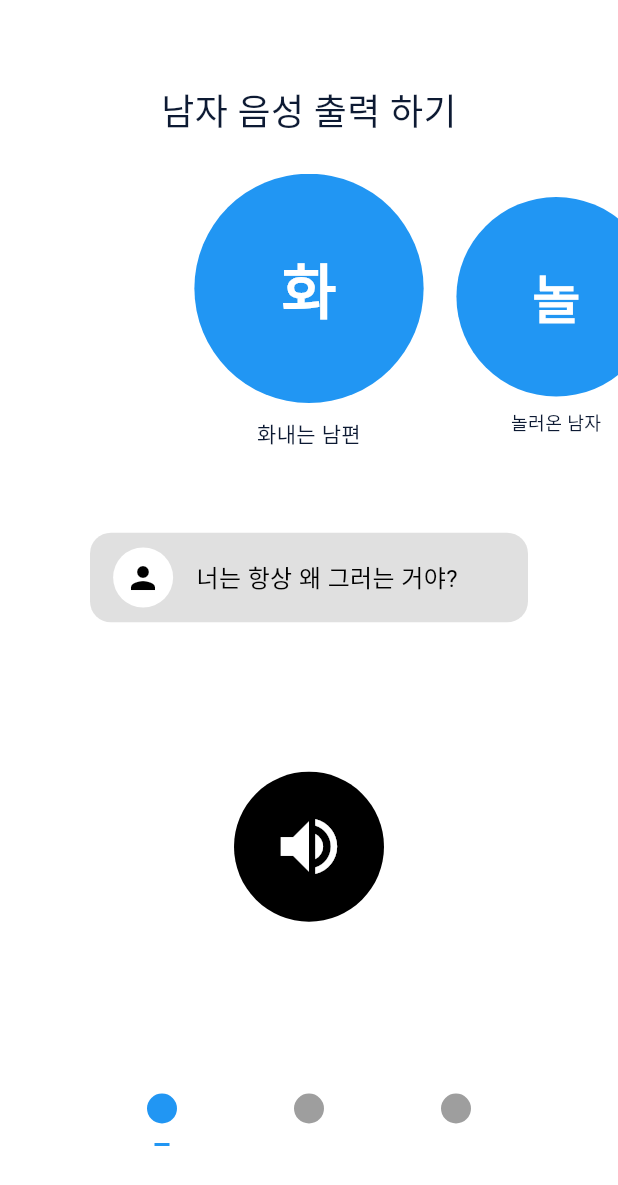
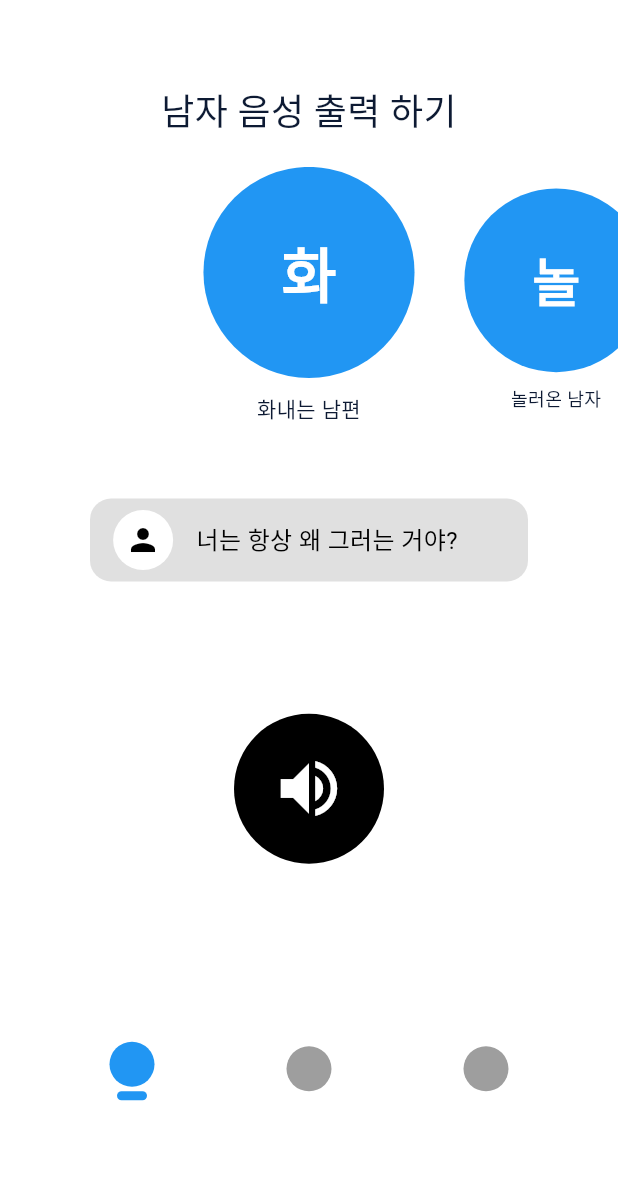
Before and after one commit to blueberry-team/blueberry_voice, a Flutter app: the TopScreen screen opened by its route, on a phone screen of 412 x 824 dp. Shown: the top 1185 px of the screen. Run offline on Flutter 3.47's test engine with Material 3 defaults, Android fonts, the phone set to English and light mode, and no system bars; drawn by our look-alikes of carousel_slider; our stand-ins replace cloud_firestore, firebase_auth, firebase_core, firebase_crashlytics, firebase_messaging, flutter_cache_manager and 14 more; missing offline and left inert: flutter_custom_page_steps_indication; accounts and stored records are empty; generated files the repository leaves out were written again.

Commit message:
bottombar에 InkWell추가 (#12)

```diff
--- a/lib/core/TopScreen.dart
+++ b/lib/core/TopScreen.dart
@@ -63,25 +63,38 @@ class CustomBottomNavigationBar extends StatelessWidget {
       child: Row(
         mainAxisAlignment: MainAxisAlignment.spaceEvenly,
         children: List.generate(3, (index) {
-          return GestureDetector(
+          return Material(
+            color: Colors.transparent,
+            child: InkWell(
               onTap: () => onPageChanged(index),
+              customBorder: const CircleBorder(),
               child: Container(
-              width: 20,
-              height: 50,
+                width: 100,
+                height: 100,
+                child: Column(
+                  mainAxisAlignment: MainAxisAlignment.center,
+                  children: [
+                    Container(
+                      width: 30,
+                      height: 30,
                       decoration: BoxDecoration(
                         shape: BoxShape.circle,
                         color: index == currentIndex ? Colors.blue : Colors.grey,
                       ),
-              child: index == currentIndex
-                  ? Align(
-                      alignment: Alignment.bottomCenter,
-                      child: Container(
-                        width: 10,
-                        height: 2,
+                    ),
+                    const SizedBox(height: 3,),
+                    if (index == currentIndex)
+                      Container(
+                        width: 20,
+                        height: 6,
+                        decoration: BoxDecoration(
                           color: Colors.blue,
+                          borderRadius: BorderRadius.circular(10)
+                        ),
+                      ),
+                  ],
                 ),
               )
-                  : null,
           ),
           );
         }),
```
Lines whose indentation alone changed are shown as unchanged.
